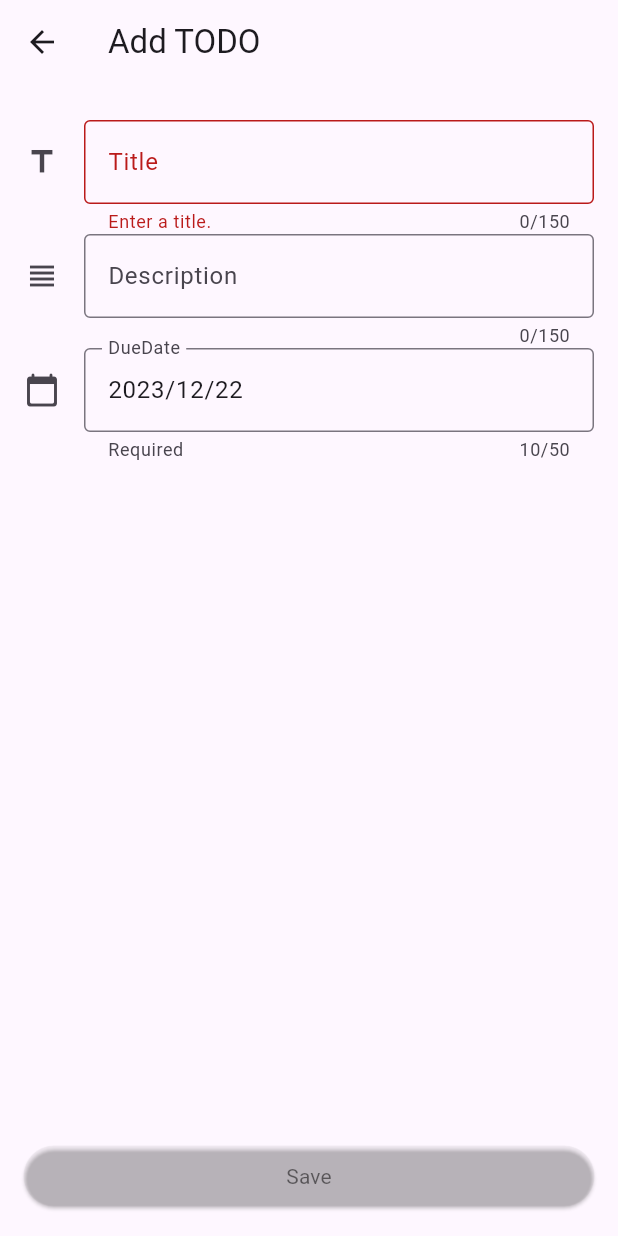
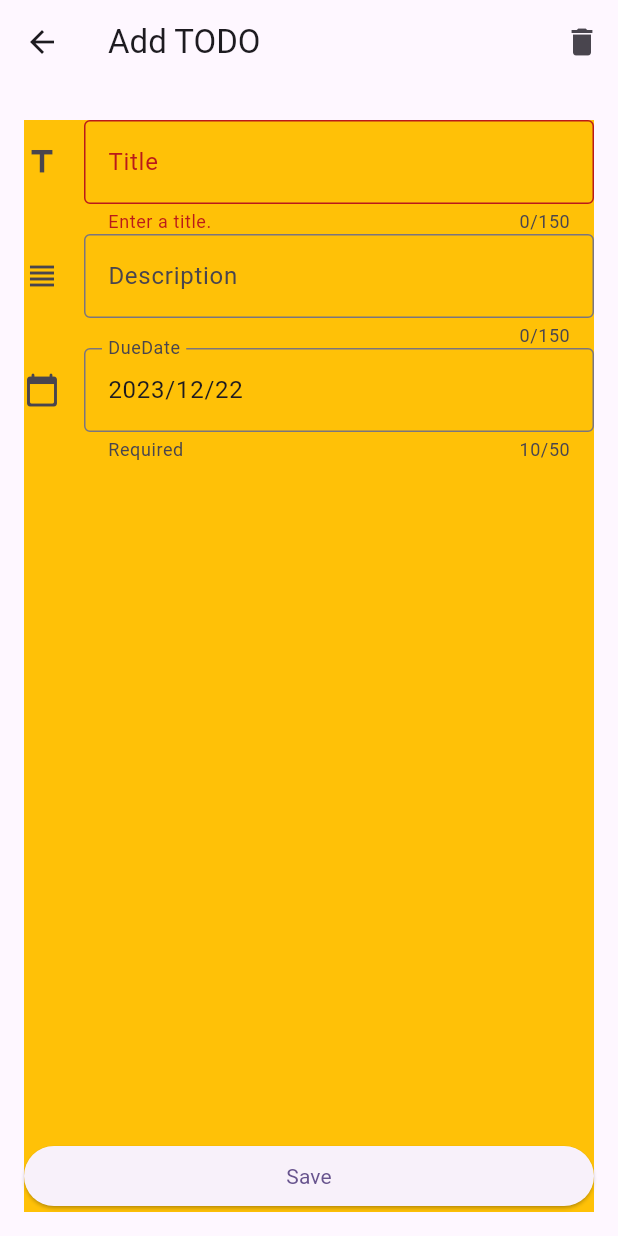
Before and after one commit to azatech/Flutter-app-testable, a Flutter app: the screen it shows after launch, scrolled down 576 dp, after a tap on the "add" icon, on a phone screen of 412 x 824 dp. Run offline on Flutter 3.47's test engine with Material 3 defaults, Android fonts, the phone set to English and light mode, and no system bars; our stand-ins replace drift, equatable, flutter_bloc, get_it, sqlite3_flutter_libs; missing offline and left inert: drift_dev, sqlite3; accounts and stored records are empty; generated files the repository leaves out were written again.

Commit message:
[dev] updates and polishing

```diff
--- a/lib/data/services/for_test/fake_todo_service_for_t.dart
+++ b/lib/data/services/for_test/fake_todo_service_for_t.dart
@@ -14,6 +14,8 @@ List<TodoData> _internalFakeIt(int c) => List.generate(
         title: 'title_$index',
       ),
     );
+
+final todoItems = _internalFakeIt(fakeCount);
 
 class FakeTodoServiceForT implements TodoRepository {
   final AppDB appDb;
@@ -53,8 +55,7 @@ class FakeTodoServiceForT implements TodoRepository {
   Future<List<TodoData>> getTodos({
     String? query,
   }) async {
-    final items = _internalFakeIt(fakeCount);
-    return items;
+    return todoItems;
   }
 
   @override
@@ -71,11 +72,7 @@ class FakeTodoServiceForT implements TodoRepository {
 
   @override
   Stream<List<TodoData>> watchTodos() {
-    final stream = Stream.fromIterable([
-      _internalFakeIt(
-        10000,
-      )
-    ]);
+    final stream = Stream.fromIterable([todoItems]);
     return stream;
   }
 }
--- a/lib/local/db/tables/todos_dao.dart
+++ b/lib/local/db/tables/todos_dao.dart
@@ -10,7 +10,7 @@ part 'todos_dao.g.dart';
 
 @DriftAccessor(tables: [Todo])
 class TodosDao extends DatabaseAccessor<AppDB> with _$TodosDaoMixin {
-  TodosDao(AppDB db) : super(db);
+  TodosDao(super.db);
 
   Future<List<TodoData>> _getTodos({
     String? query,
--- a/lib/main.dart
+++ b/lib/main.dart
@@ -1,7 +1,6 @@
 import 'package:drift_app_testble/my_app_for_test.dart';
 import 'package:drift_app_testble/page/services/di.dart';
 import 'package:flutter/material.dart';
-import 'package:flutter/scheduler.dart';
 
 void main() async {
   WidgetsFlutterBinding.ensureInitialized();
--- a/lib/page/details_page/todo_details_page.dart
+++ b/lib/page/details_page/todo_details_page.dart
@@ -4,6 +4,7 @@ import 'package:drift_app_testble/page/details_page/cubit/todo_details_cubit.dar
 import 'package:drift_app_testble/page/details_page/widget/article_widget.dart';
 import 'package:drift_app_testble/page/details_page/widget/forms.dart';
 import 'package:drift_app_testble/page/details_page/widget/save_button.dart';
+import 'package:drift_app_testble/page/details_page/wrapper/details_cubit_selector_wrapper.dart';
 import 'package:drift_app_testble/utils/constants.dart';
 import 'package:drift_app_testble/utils/date.dart';
 import 'package:drift_app_testble/utils/mixins/confirmable_dialog_mixin.dart';
@@ -19,66 +20,56 @@ class TodoDetailsPage extends StatefulWidget {
   State<TodoDetailsPage> createState() => _TodoDetailsPageState();
 }
 
-class _TodoDetailsPageState extends State<TodoDetailsPage>
-    with ConfirmableDialogMixin {
+class _TodoDetailsPageState extends State<TodoDetailsPage> {
+  @override
+  Widget build(BuildContext context) {
+    return Scaffold(
+      appBar: AppBar(
+        title: DetailsCubitSelectorWrapper(
+          selector: (state) => state.isNew,
+          builder: (value) => Text(
+            value ? 'Add TODO' : 'Edit TODO',
+          ),
+        ),
+        actions: const [
+          _AppBarActionButton(),
+        ],
+      ),
+      body: _MainView(),
+    );
+  }
+}
+
+class _DisabledFocusNode extends FocusNode {
+  @override
+  bool get hasFocus => false;
+}
+
 final _formKey = GlobalKey<FormState>();
 
+class _MainView extends StatefulWidget {
+  const _MainView();
+
+  @override
+  State<_MainView> createState() => _MainViewState();
+}
+
+class _MainViewState extends State<_MainView> with ConfirmableDialogMixin {
   @override
   Widget build(BuildContext context) {
-    return BlocConsumer<TodoDetailsCubit, TodoDetailsState>(
+    return BlocListener<TodoDetailsCubit, TodoDetailsState>(
       listener: (context, state) {
         if (state is TodoDetailsSavedState ||
             state is TodoDetailsDeletedState) {
           Navigator.of(context).pop();
         }
       },
-      builder: (context, state) {
-        final todo = state.todo;
-        final isNew = state.isNew;
-        return Scaffold(
-          appBar: AppBar(
-            title: Text(
-              isNew ? 'Add TODO' : 'Edit TODO',
-            ),
-            actions: [
-              if (!isNew) ...[
-                IconButton(
-                  tooltip: 'Delete Todo',
-                  onPressed: () async {
-                    final bool result = await showDialog(
-                      context: context,
-                      builder: (_) {
-                        return AlertDialog(
-                          content: const Text('Delete TODO?'),
-                          actions: [
-                            TextButton(
-                              onPressed: () => Navigator.pop(context, false),
-                              child: const Text('CANCEL'),
-                            ),
-                            TextButton(
-                              onPressed: () => Navigator.pop(context, true),
-                              child: const Text('DELETE'),
-                            ),
-                          ],
-                        );
-                      },
-                    );
-                    if (result && mounted) {
-                      context.read<TodoDetailsCubit>().delete();
-                    }
-                  },
-                  icon: const Icon(Icons.delete),
-                ),
-              ],
-            ],
-          ),
-          body: Center(
+      child: Center(
         child: ArticleWidget(
           child: Form(
             key: _formKey,
-                onChanged: () {},
             onWillPop: () async {
-                  final modified = state.modified;
+              final modified = context.read<TodoDetailsCubit>().state.modified;
               if (modified) {
                 return confirm(
                   context,
@@ -96,16 +87,52 @@ class _TodoDetailsPageState extends State<TodoDetailsPage>
                 right: 16,
                 bottom: 16,
               ),
+              child: Container(
+                color: Colors.amber,
                 child: Column(
                   mainAxisAlignment: MainAxisAlignment.spaceBetween,
                   children: [
                     Expanded(
                       child: Column(
-                          children: [
-                            Builder(builder: (context) {
+                        children: const [
+                          _TitleRow(),
+                          _DescriptionRow(),
+                          _DateRow(),
+                        ],
+                      ),
+                    ),
+                    _BottomSaveButton(
+                      onPressed: () => _save(context),
+                    ),
+                  ],
+                ),
+              ),
+            ),
+          ),
+        ),
+      ),
+    );
+  }
+
+  void _save(BuildContext context) {
+    final currentState = _formKey.currentState;
+    if (currentState != null && currentState.validate()) {
+      context.read<TodoDetailsCubit>().save();
+    }
+  }
+}
+
+class _TitleRow extends StatelessWidget {
+  const _TitleRow();
+
+  @override
+  Widget build(BuildContext context) {
+    return DetailsCubitSelectorWrapper(
+      selector: (TodoDetailsState state) => state.todo.title,
+      builder: (value) {
         return StringFormField(
           label: 'Title',
-                                value: todo.title,
+          value: value,
           onChanged: (value) {
             if (value.isNotEmpty) {
               context.read<TodoDetailsCubit>().updateTodo(
@@ -135,10 +162,22 @@ class _TodoDetailsPageState extends State<TodoDetailsPage>
             );
           },
         );
-                            }),
-                            StringFormField(
+      },
+    );
+  }
+}
+
+class _DescriptionRow extends StatelessWidget {
+  const _DescriptionRow();
+
+  @override
+  Widget build(BuildContext context) {
+    return DetailsCubitSelectorWrapper(
+      selector: (TodoDetailsState state) => state.todo.description,
+      builder: (value) {
+        return StringFormField(
           label: 'Description',
-                              value: todo.description,
+          value: value,
           onChanged: (value) {
             if (value.isNotEmpty) {
               context.read<TodoDetailsCubit>().updateTodo(
@@ -165,9 +204,22 @@ class _TodoDetailsPageState extends State<TodoDetailsPage>
               ),
             );
           },
-                            ),
-                            Builder(builder: (context) {
-                              final dueDate = todo.dueDate ?? DateTime.now();
+        );
+      },
+    );
+  }
+}
+
+class _DateRow extends StatelessWidget {
+  const _DateRow();
+
+  @override
+  Widget build(BuildContext context) {
+    return DetailsCubitSelectorWrapper(
+      selector: (TodoDetailsState state) => state.todo.dueDate,
+      builder: (value) {
+        final dueDate = value ?? DateTime.now();
+
         return StringFormField(
           label: 'Due Date',
           value: dateFormat.format(dueDate),
@@ -175,9 +227,7 @@ class _TodoDetailsPageState extends State<TodoDetailsPage>
             if (value.isNotEmpty) {
               final date = DateTime.tryParse(value);
               if (date != null) {
-                                      context
-                                          .read<TodoDetailsCubit>()
-                                          .updateTodo(
+                context.read<TodoDetailsCubit>().updateTodo(
                       dueDate: date,
                     );
               }
@@ -195,20 +245,15 @@ class _TodoDetailsPageState extends State<TodoDetailsPage>
                   firstDate: dueDate.pickerStartDate,
                   lastDate: dueDate.pickerEndDate,
                 );
-                                      if (selectedDate != null &&
-                                          context.mounted) {
-                                        context
-                                            .read<TodoDetailsCubit>()
-                                            .updateTodo(
+                if (selectedDate != null && context.mounted) {
+                  context.read<TodoDetailsCubit>().updateTodo(
                         dueDate: selectedDate,
                       );
-                                        controller.text =
-                                            dateFormat.format(selectedDate);
+                  controller.text = dateFormat.format(selectedDate);
                 }
               },
               validator: (value) {
-                                      if (isNew &&
-                                          dueDate.isBefore(
+                if (dueDate.isBefore(
                   DateTime.now().toUtc(),
                 )) {
                   return "DueDate must be after today's date.";
@@ -225,34 +270,67 @@ class _TodoDetailsPageState extends State<TodoDetailsPage>
             );
           },
         );
-                            }),
-                          ],
+      },
+    );
+  }
+}
+
+class _AppBarActionButton extends StatelessWidget {
+  const _AppBarActionButton();
+
+  @override
+  Widget build(BuildContext context) {
+    return DetailsCubitSelectorWrapper(
+      selector: (state) => state.isNew,
+      builder: (value) {
+        if (!value) return SizedBox();
+        return IconButton(
+          tooltip: 'Delete Todo',
+          onPressed: () async {
+            final bool result = await showDialog(
+              context: context,
+              builder: (_) {
+                return AlertDialog(
+                  content: const Text('Delete TODO?'),
+                  actions: [
+                    TextButton(
+                      onPressed: () => Navigator.pop(context, false),
+                      child: const Text('CANCEL'),
                     ),
-                      ),
-                      SaveButton(
-                        isActive: state.modified,
-                        onPressed: () => _save(context),
+                    TextButton(
+                      onPressed: () => Navigator.pop(context, true),
+                      child: const Text('DELETE'),
                     ),
                   ],
-                  ),
-                ),
-              ),
-            ),
-          ),
+                );
+              },
+            );
+            if (result && context.mounted) {
+              context.read<TodoDetailsCubit>().delete();
+            }
+          },
+          icon: const Icon(Icons.delete),
         );
       },
     );
   }
+}
 
-  Future<void> _save(BuildContext context) async {
-    final currentState = _formKey.currentState;
-    if (currentState != null && currentState.validate()) {
-      context.read<TodoDetailsCubit>().save();
+class _BottomSaveButton extends StatelessWidget {
+  final Function() onPressed;
+
+  const _BottomSaveButton({
+    required this.onPressed,
+  });
+
+  @override
+  Widget build(BuildContext context) {
+    return DetailsCubitSelectorWrapper(
+      selector: (TodoDetailsState state) => state.modified,
+      builder: (value) => SaveButton(
+        isActive: value,
+        onPressed: onPressed,
+      ),
+    );
   }
 }
-}
-
-class _DisabledFocusNode extends FocusNode {
-  @override
-  bool get hasFocus => false;
-}
--- a/lib/page/details_page/widget/article_widget.dart
+++ b/lib/page/details_page/widget/article_widget.dart
@@ -3,10 +3,10 @@ import 'package:flutter/material.dart';
 
 class ArticleWidget extends StatelessWidget {
   const ArticleWidget({
-    Key? key,
+    super.key,
     required this.child,
     this.maxWidth = 800,
-  }) : super(key: key);
+  });
 
   final Widget child;
   final double maxWidth;
--- a/lib/page/details_page/widget/forms.dart
+++ b/lib/page/details_page/widget/forms.dart
@@ -89,13 +89,13 @@ class InlineFormField<T> extends FormField<T> {
 
 class StringFormField extends StatelessWidget {
   const StringFormField({
-    Key? key,
+    super.key,
     required this.label,
     required this.value,
     required this.onChanged,
     this.validator,
     this.builder,
-  }) : super(key: key);
+  });
 
   final String label;
   final String? value;
@@ -131,13 +131,12 @@ typedef TextFieldBuilder = Widget Function(
 
 class _TextField extends StatefulWidget {
   const _TextField({
-    Key? key,
     required this.value,
     required this.label,
     required this.onChanged,
     this.builder,
     this.validator,
-  }) : super(key: key);
+  });
 
   final String label;
   final String? value;
--- a/lib/page/details_page/widget/save_button.dart
+++ b/lib/page/details_page/widget/save_button.dart
@@ -1,3 +1,5 @@
+import 'dart:math';
+
 import 'package:flutter/material.dart';
 
 class SaveButton extends StatelessWidget {
@@ -5,13 +7,14 @@ class SaveButton extends StatelessWidget {
   final Function() onPressed;
 
   const SaveButton({
-    Key? key,
+    super.key,
     required this.onPressed,
     required this.isActive,
-  }) : super(key: key);
+  });
 
   @override
   Widget build(BuildContext context) {
+    final isActive = Random().nextBool();
     return AbsorbPointer(
       absorbing: !isActive,
       child: SizedBox(
--- /dev/null
+++ b/lib/page/details_page/wrapper/details_cubit_selector_wrapper.dart
@@ -0,0 +1,24 @@
+import 'package:drift_app_testble/page/details_page/cubit/todo_details_cubit.dart';
+import 'package:flutter/material.dart';
+import 'package:flutter_bloc/flutter_bloc.dart';
+
+class DetailsCubitSelectorWrapper<T> extends StatelessWidget {
+  final T Function(TodoDetailsState) selector;
+  final Widget Function(T value) builder;
+
+  const DetailsCubitSelectorWrapper({
+    super.key,
+    required this.selector,
+    required this.builder,
+  });
+
+  @override
+  Widget build(BuildContext context) {
+    return BlocSelector<TodoDetailsCubit, TodoDetailsState, T>(
+      selector: selector,
+      builder: (context, value) {
+        return builder(value);
+      },
+    );
+  }
+}
--- a/lib/page/home/fake_home_page_for_performance_test/widget/fake_todo_card.dart
+++ b/lib/page/home/fake_home_page_for_performance_test/widget/fake_todo_card.dart
@@ -1,3 +1,7 @@
+// ignore_for_file: avoid_print
+
+import 'dart:developer';
+
 import 'package:drift_app_testble/local/db/app_db.dart';
 import 'package:flutter/material.dart';
 
@@ -41,9 +45,15 @@ class FakeTodoCard extends StatelessWidget {
   }
 
   Widget getTitle() {
-    for (var i = 0; i < 30; i++) {
-      // print(_fibonacci(i));
+    /// Performance timeline check!
+    Timeline.startSync("Looooooong method call!!");
+    final ind =
+        int.tryParse(todo.title.replaceAll(RegExp(r'[^0-9.]'), '')) ?? 15;
+    if (ind % 50 == 0) {
+      print(ind);
+      print(_fibonacci(44));
     }
+    Timeline.finishSync();
     return Text(todo.title);
   }
 }
```
Also changed, not shown: 5 other files. Lines whose indentation alone changed are shown as unchanged.
